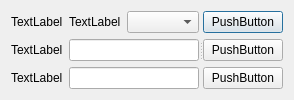
Before: the Qt Designer form ui/edititemwidget.ui in Harry-Chen/OOP-Cash, drawn with Qt 5.
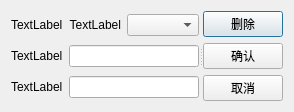
After: the same form once the commit is applied.

Commit message: 可以创建类别记账了，删除暂时还没写

Diff of the .ui file:
```diff
--- a/ui/edititemwidget.ui
+++ b/ui/edititemwidget.ui
@@ -38,6 +38,9 @@
            <property name="text">
             <string>TextLabel</string>
            </property>
+           <property name="alignment">
+            <set>Qt::AlignRight|Qt::AlignTrailing|Qt::AlignVCenter</set>
+           </property>
           </widget>
          </item>
          <item>
@@ -80,21 +83,21 @@
        <item>
         <widget class="QPushButton" name="deletebtn">
          <property name="text">
-          <string>PushButton</string>
+          <string>删除</string>
          </property>
         </widget>
        </item>
        <item>
         <widget class="QPushButton" name="conformbtn">
          <property name="text">
-          <string>PushButton</string>
+          <string>确认</string>
          </property>
         </widget>
        </item>
        <item>
         <widget class="QPushButton" name="cancelbtn">
          <property name="text">
-          <string>PushButton</string>
+          <string>取消</string>
          </property>
         </widget>
        </item>
```
The commit also changes 7 other files.
